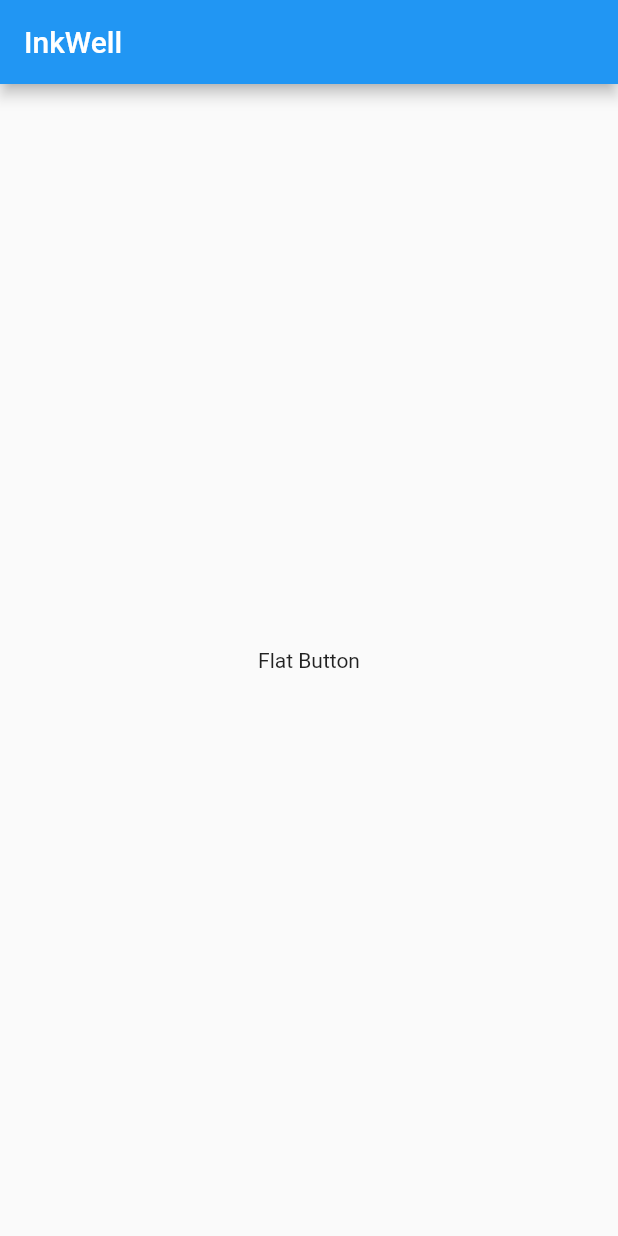
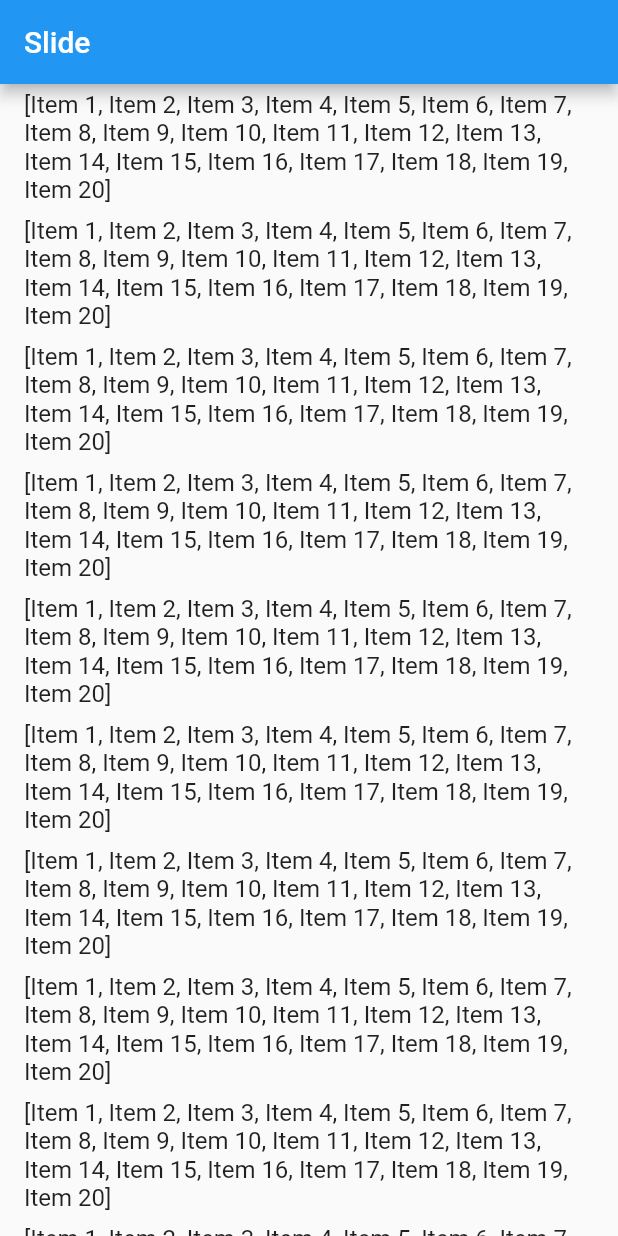
Before and after one commit to wildlily1989/flutter_gesturedetector, a Flutter app: the screen it shows after launch, on a phone screen of 412 x 824 dp. Run offline on Flutter 3.47's test engine with Material 2 defaults, Android fonts, the phone set to English and light mode, and no system bars.

Commit message:
time:2020.04.28 author:lily content:手势识别。滑动删除

```diff
--- a/lib/main.dart
+++ b/lib/main.dart
@@ -14,7 +14,8 @@ class MyApp extends StatelessWidget {
         visualDensity: VisualDensity.adaptivePlatformDensity,
       ),
 //      home: new MyButton(title: 'mybutton'),
-    home: new InkWellButton(),
+//    home: new InkWellButton(),
+    home: Slide(),
     );
   }
 }
@@ -80,3 +81,34 @@ class InkWellButton extends StatelessWidget{
     throw UnimplementedError();
   }
 }
+
+class Slide extends StatelessWidget{
+  @override
+  Widget build(BuildContext context) {
+   final items =new List<String>.generate(20, (i) => "Item ${i + 1}");
+    return new Scaffold(
+      appBar: new AppBar(
+        title: new Text('Slide'),
+      ),
+      body: new ListView.builder(
+        itemCount: items.length,
+          itemBuilder: (context,index){
+          final item = items[index];
+
+          return new Dismissible(
+              key: new Key(item),
+              onDismissed: (direction){
+                items.removeAt(index);
+                Scaffold.of(context).showSnackBar(
+                  new SnackBar(content: new Text("$item dismissed}"))
+                );
+              },
+          background: new Container(color: Colors.red,),
+            child: new ListTile(title: new Text('$items'),),
+          );
+          }),
+    );
+    throw UnimplementedError();
+  }
+
+}
```
